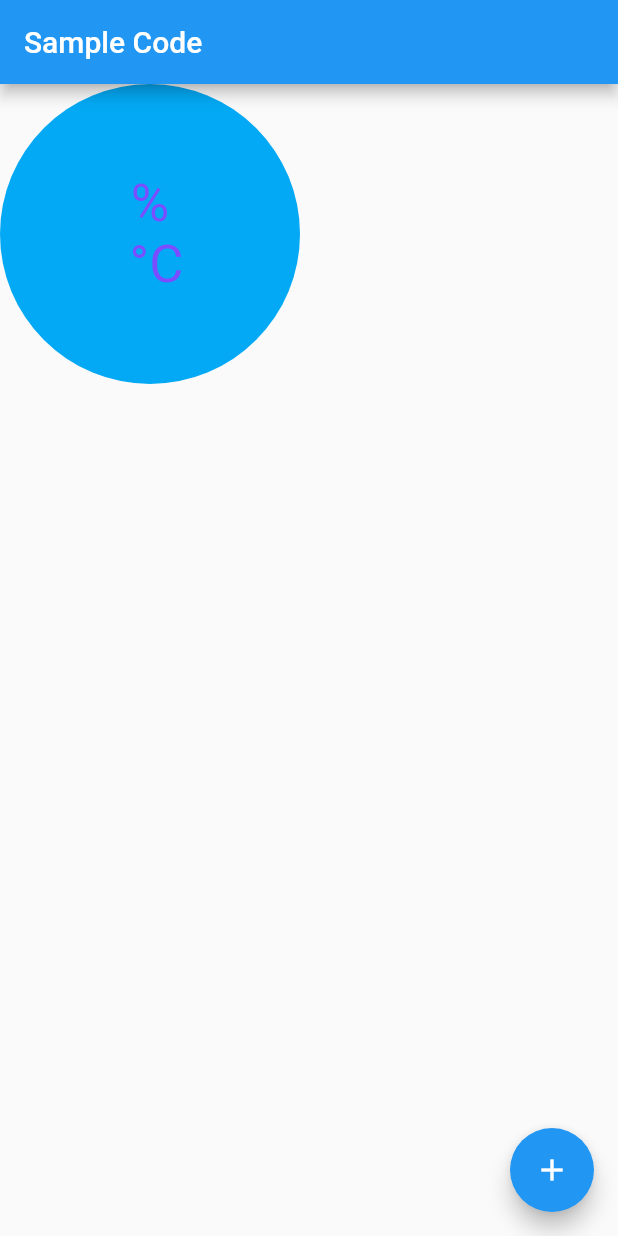
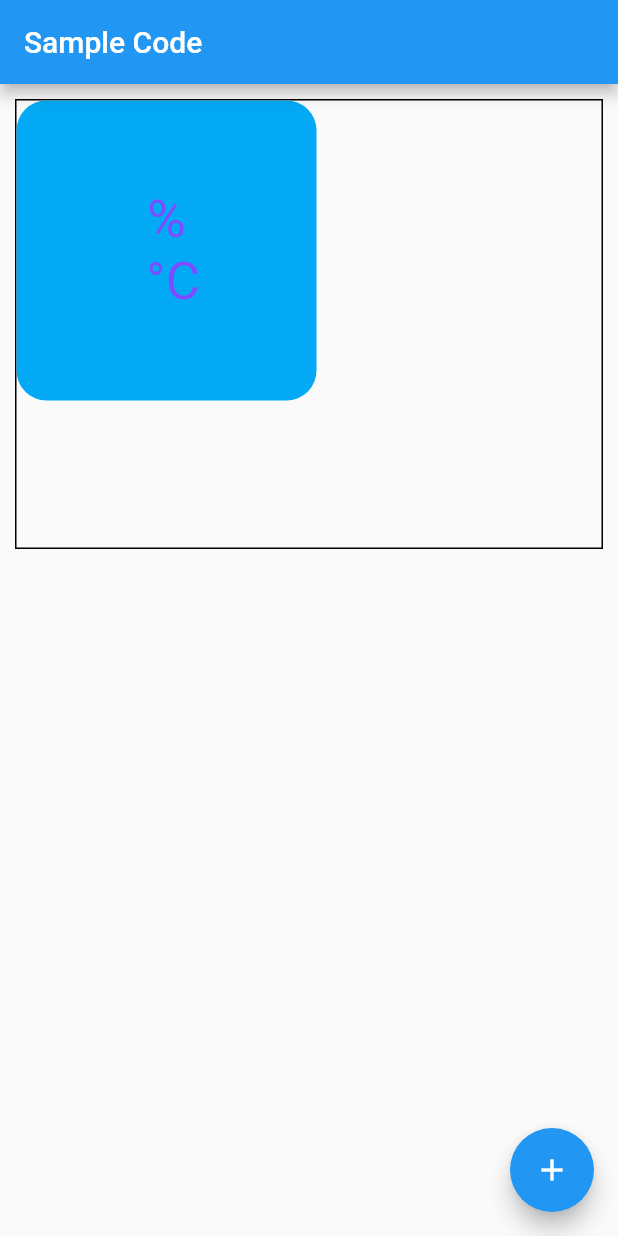
Before and after one commit to tallpizza/plant_factory, a Flutter app: the screen it shows after launch, on a phone screen of 412 x 824 dp. Run offline on Flutter 3.47's test engine with Material 2 defaults, Android fonts, the phone set to English and light mode, and no system bars; missing offline and left inert: mqtt_client.

Commit message:
드래그 가능한 범위를 박스로 지정하고 테두리 표시하기 #10

```diff
--- a/lib/main.dart
+++ b/lib/main.dart
@@ -41,7 +41,12 @@ class _MyStatefulWidgetState extends State<MyStatefulWidget> {
       appBar: AppBar(
         title: const Text('Sample Code'),
       ),
-      body: Stack(
+      body: Container(
+        width: MediaQuery.of(context).size.width,
+        height: 300,
+        margin: const EdgeInsets.all(10),
+        decoration: BoxDecoration(border: Border.all(color: Colors.black)),
+        child: Stack(
           fit: StackFit.expand,
           children: <Widget>[
             Positioned(
@@ -50,8 +55,15 @@ class _MyStatefulWidgetState extends State<MyStatefulWidget> {
               child: GestureDetector(
                 onPanUpdate: (details) {
                   setState(() {
+                    if (_top + details.delta.dy < 100 &&
+                        _top + details.delta.dy > 0) {
                       _top += details.delta.dy;
+                    }
+                    if (_left + details.delta.dx <
+                            MediaQuery.of(context).size.width - 220 &&
+                        _left + details.delta.dx > 0) {
                       _left += details.delta.dx;
+                    }
                   });
                 },
                 child: Container(
@@ -59,7 +71,8 @@ class _MyStatefulWidgetState extends State<MyStatefulWidget> {
                   height: 200,
                   decoration: const BoxDecoration(
                     color: Colors.lightBlue,
-                  shape: BoxShape.circle,
+                    shape: BoxShape.rectangle,
+                    borderRadius: BorderRadius.all(Radius.circular(20)),
                   ),
                   child: Column(
                     mainAxisAlignment: MainAxisAlignment.center,
@@ -99,6 +112,7 @@ class _MyStatefulWidgetState extends State<MyStatefulWidget> {
             ),
           ],
         ),
+      ),
       floatingActionButton: FloatingActionButton(
         onPressed: () => setState(() => _count++),
         tooltip: 'Increment Counter',
```
Lines whose indentation alone changed are shown as unchanged.
